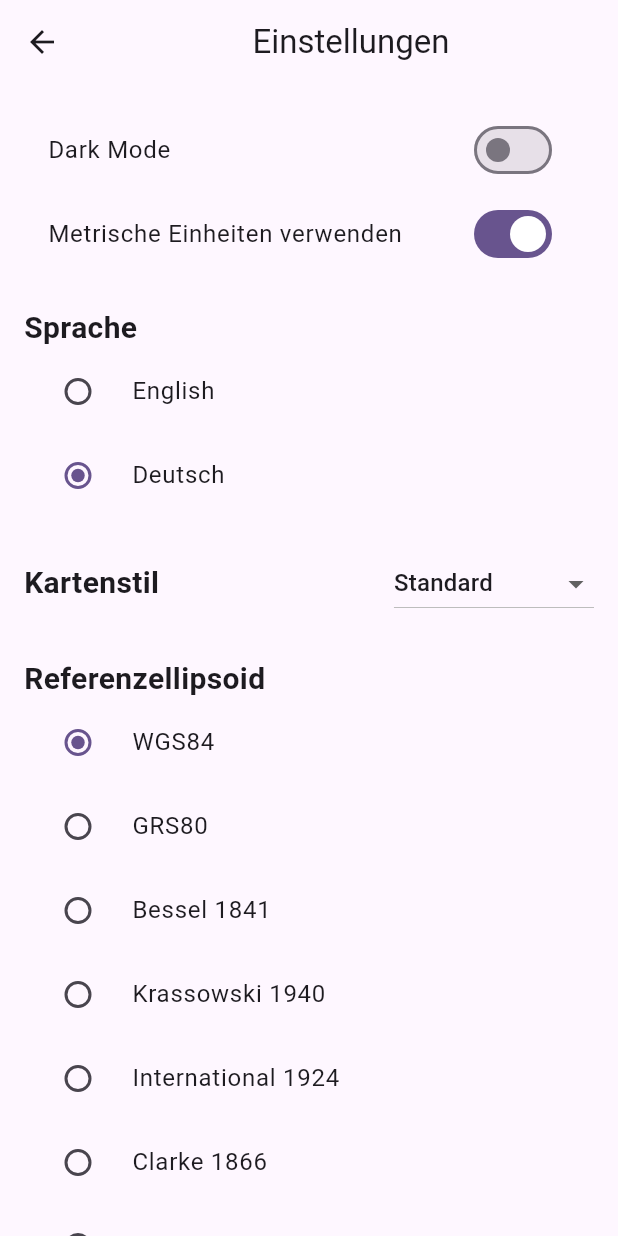
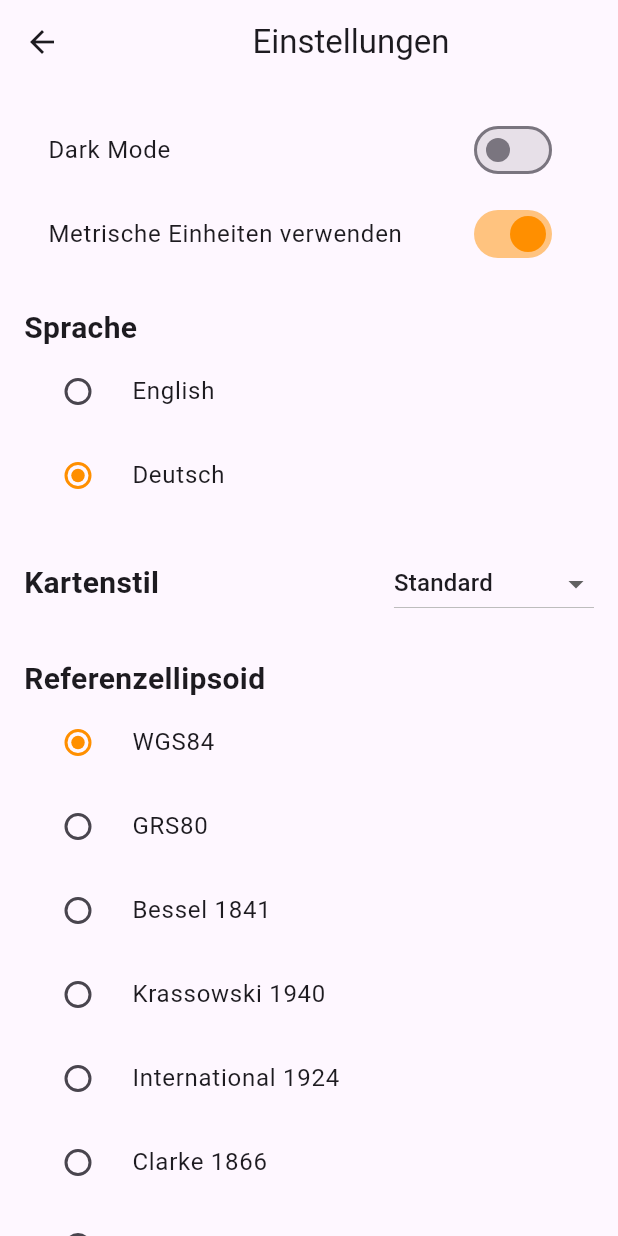
Before and after one commit to s92854/entitled_routes, a Flutter app: the SettingsPage screen opened by its route, on a phone screen of 412 x 824 dp. Run offline on Flutter 3.47's test engine with Material 3 defaults, Android fonts, the phone set to English and light mode, and no system bars; our stand-ins replace flutter_map, geocoding, geolocator, latlong2, shared_preferences; missing offline and left inert: osrm; accounts and stored records are empty.

Commit message:
colors fix

```diff
--- a/lib/settings.dart
+++ b/lib/settings.dart
@@ -115,11 +115,13 @@ class _SettingsPageState extends State<SettingsPage> {
               title: Text(localizations.darkMode),
               value: _isDarkMode,
               onChanged: _onToggleDarkMode,
+              activeColor: Colors.amber[800],
             ),
             SwitchListTile(
               title: Text(localizations.unit),
               value: _isMetric,
               onChanged: _onToggleUnit,
+              activeColor: Colors.amber[800],
             ),
             SizedBox(height: 20.0),
             Text(
@@ -136,6 +138,7 @@ class _SettingsPageState extends State<SettingsPage> {
                   value: locale.languageCode,
                   groupValue: _selectedLanguage,
                   onChanged: _onLanguageChanged,
+                  activeColor: Colors.amber[800],
                 );
               }).toList(),
             ),
@@ -195,52 +198,62 @@ class _SettingsPageState extends State<SettingsPage> {
                   value: 'WGS84',
                   groupValue: _selectedSpheroid,
                   onChanged: _onSpheroidChanged,
+                  activeColor: Colors.amber[800],
                 ),
                 RadioListTile<String>(
                   title: Text('GRS80'),
                   value: 'GRS80',
                   groupValue: _selectedSpheroid,
                   onChanged: _onSpheroidChanged,
+                  activeColor: Colors.amber[800],
                 ),
                 RadioListTile<String>(
                   title: Text('Bessel 1841'),
                   value: 'Bessel 1841',
                   groupValue: _selectedSpheroid,
                   onChanged: _onSpheroidChanged,
+                  activeColor: Colors.amber[800],
                 ),
                 RadioListTile<String>(
                   title: Text('Krassowski 1940'),
                   value: 'Krassowski 1940',
                   groupValue: _selectedSpheroid,
                   onChanged: _onSpheroidChanged,
+                  activeColor: Colors.amber[800],
                 ),
                 RadioListTile<String>(
                   title: Text('International 1924'),
                   value: 'International 1924',
                   groupValue: _selectedSpheroid,
                   onChanged: _onSpheroidChanged,
+                  activeColor: Colors.amber[800],
                 ),
                 RadioListTile<String>(
                   title: Text('Clarke 1866'),
                   value: 'Clarke 1866',
                   groupValue: _selectedSpheroid,
                   onChanged: _onSpheroidChanged,
+                  activeColor: Colors.amber[800],
                 ),
                 RadioListTile<String>(
                   title: Text('Everest 1830'),
                   value: 'Everest 1830',
                   groupValue: _selectedSpheroid,
                   onChanged: _onSpheroidChanged,
+                  activeColor: Colors.amber[800],
                 ),
                 SizedBox(height: 30.0),
                 ListTile(
                   title: Center(
                     child: TextButton(
-                      onPressed: _resetSettings,
-                      child: Text(localizations.resettodefault),
+                    onPressed: _resetSettings,
+                    child: Text(
+                      localizations.resettodefault,
+                      style: TextStyle(color: Colors.amber[800]),
                     ),
                   ),
                 ),
+                )
               ],
             ),
           ],
```
